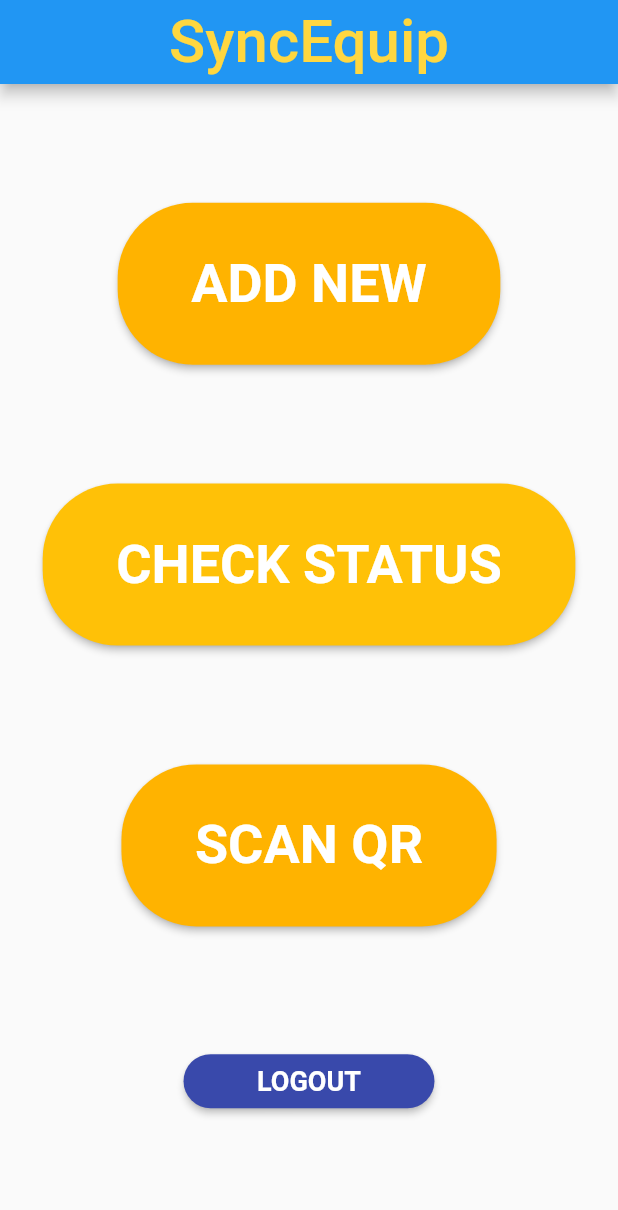
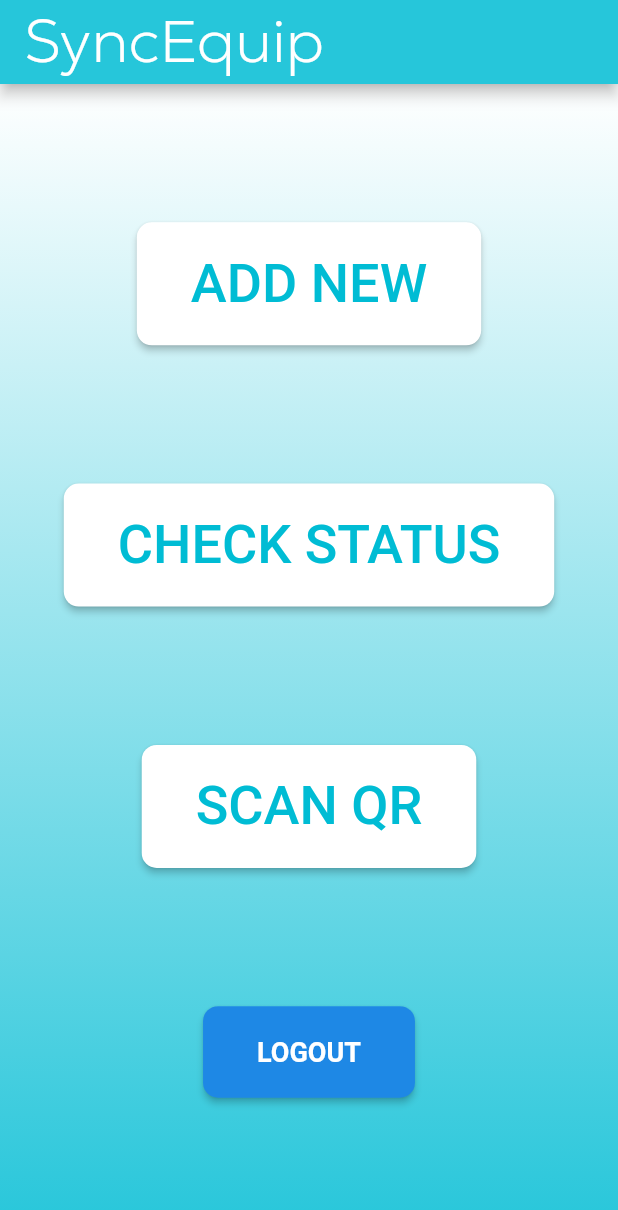
Before and after one commit to ShrikaraVarna/SyncEquip, a Flutter app: the MainPageAdmin screen opened directly, on a phone screen of 412 x 824 dp. Shown: the top 1210 px of the screen. Run offline on Flutter 3.47's test engine with Material 2 defaults, Android fonts, the phone set to English and light mode, and no system bars; our stand-ins replace avatar_glow, cloud_firestore, firebase_auth, firebase_core, firebase_database, geolocator and 4 more; missing offline and left inert: qrscan; accounts and stored records are empty.

Commit message:
Modified Navigation

```diff
--- a/lib/mainpageAdmin.dart
+++ b/lib/mainpageAdmin.dart
@@ -4,7 +4,7 @@ import 'package:flutter/material.dart';
 import 'package:SyncEquip/addNewpage.dart';
 import 'auth.dart';
 import 'display2.dart';
-import 'package:SyncEquip/qrscan.dart';
+import 'package:SyncEquip/qrscanA.dart';
 
 import 'package:provider/provider.dart';
 import 'package:firebase_database/firebase_database.dart';
@@ -12,41 +12,51 @@ import 'package:firebase_database/firebase_database.dart';
 class MainPageAdmin extends StatelessWidget {
   @override
   Widget build(BuildContext context) {
-    return Scaffold(
+    return new WillPopScope(
+      onWillPop: () async=> false ,
+      child: Scaffold(
         appBar: AppBar(
           automaticallyImplyLeading: false,
-        centerTitle: true,
+          centerTitle: false,
           title: Text(
             "SyncEquip",
             style: TextStyle(
+              fontFamily:'Schyler',
               fontSize: 40,
-            color: Colors.amberAccent
+              color: Colors.white,
             ),
           ),
-        backgroundColor: Colors.blue,
+          backgroundColor: Colors.cyan[400],
         ),
-      body: Column(
+
+        body: Container(
+          decoration: BoxDecoration(
+              gradient: LinearGradient(
+                  begin: Alignment.topCenter,
+                  end: Alignment.bottomCenter,
+                  colors: [Colors.white, Colors.cyan[400]])),
+          child: Column(
             mainAxisAlignment: MainAxisAlignment.spaceEvenly,
             crossAxisAlignment: CrossAxisAlignment.center,
             children: <Widget> [
               Row(
                 mainAxisAlignment: MainAxisAlignment.center,
                 children: [
+
                   RaisedButton(
                     shape: RoundedRectangleBorder(
-                  borderRadius: BorderRadius.circular(50.0)
+                        borderRadius: BorderRadius.circular(10.0)
                     ),
                     onPressed: () {
                       Navigator.push(context, MaterialPageRoute(builder: (context) => addNewpage()));
                     },
-                color: Colors.amber[600],
+                    color: Colors.white,
                     child: Padding(
-                  padding: const EdgeInsets.symmetric(vertical: 33,horizontal: 33),
+                      padding: const EdgeInsets.symmetric(vertical: 20,horizontal: 20),
                       child: Text(
                         "ADD NEW",
                         style: TextStyle(
-                      color: Colors.white,
-                      fontWeight: FontWeight.bold,
+                            color: Colors.cyan[500],
                             fontSize: 36
                         ),
                       ),
@@ -55,20 +65,24 @@ class MainPageAdmin extends StatelessWidget {
                 ],
               ),
               RaisedButton(
+
                 shape: RoundedRectangleBorder(
-                borderRadius: BorderRadius.circular(50.0)
+                    borderRadius: BorderRadius.circular(10.0)
                 ),
                 onPressed: () {
                   Navigator.push(context, MaterialPageRoute(builder: (context) => display2() ));
                 },
-            color: Colors.amber,
+
+                color: Colors.white,
                 child: Padding(
-              padding: const EdgeInsets.symmetric(vertical: 33,horizontal: 33),
+                  padding: const EdgeInsets.symmetric(vertical: 20,horizontal: 20),
                   child: Text(
+
                     "CHECK STATUS",
                     style: TextStyle(
-                    color: Colors.white,
-                    fontWeight: FontWeight.bold,
+                        color: Colors.cyan[500],
+
+                        //fontWeight: FontWeight.bold,
                         fontSize: 36
                     ),
                   ),
@@ -76,19 +90,19 @@ class MainPageAdmin extends StatelessWidget {
               ),
               RaisedButton(
                 shape: RoundedRectangleBorder(
-                borderRadius: BorderRadius.circular(50.0)
+                    borderRadius: BorderRadius.circular(10.0)
                 ),
                 onPressed: () {
                   Navigator.push(context, MaterialPageRoute(builder: (context) =>  QRScan()));
                 },
-            color: Colors.amber[600],
+                color: Colors.white,
                 child: Padding(
-              padding: const EdgeInsets.symmetric(vertical: 33,horizontal: 33),
+                  padding: const EdgeInsets.symmetric(vertical: 20,horizontal: 20),
                   child: Text(
                     "SCAN QR",
                     style: TextStyle(
-                    color: Colors.white,
-                    fontWeight: FontWeight.bold,
+                        color: Colors.cyan[500],
+                        //fontWeight: FontWeight.bold,
                         fontSize: 36
                     ),
                   ),
@@ -96,14 +110,14 @@ class MainPageAdmin extends StatelessWidget {
               ),
               RaisedButton(
                 shape: RoundedRectangleBorder(
-                borderRadius: BorderRadius.circular(50.0)
+                    borderRadius: BorderRadius.circular(10.0)
                 ),
                 onPressed: (){
                   context.read<Authenticate>().logout();
                 },
-            color: Colors.indigo[600],
+                color: Colors.blue[600],
                 child: Padding(
-              padding: const EdgeInsets.symmetric(vertical: 0,horizontal: 33),
+                  padding: const EdgeInsets.symmetric(vertical: 20,horizontal: 20),
                   child: Text(
                     "LOGOUT",
                     style: TextStyle(
@@ -116,6 +130,8 @@ class MainPageAdmin extends StatelessWidget {
               ),
             ],
           ),
+        ),
+      ),
     );
   }
 }
```
Lines whose indentation alone changed are shown as unchanged.
